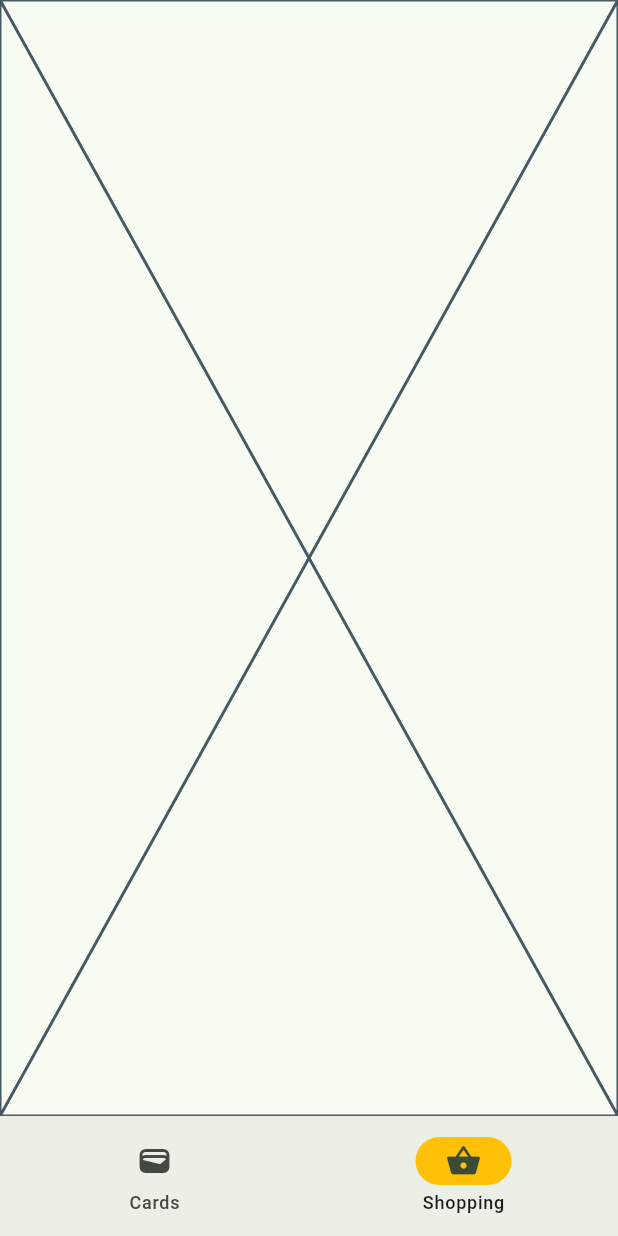
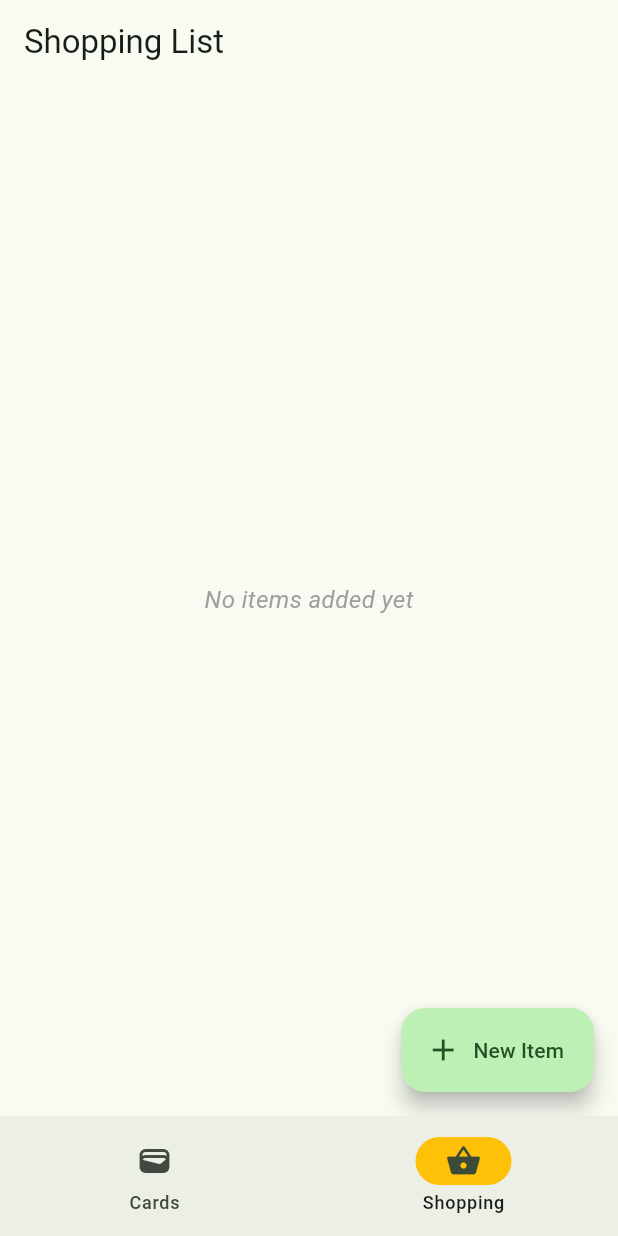
Before and after one commit to sf31/cardea, a Flutter app: the screen it shows after launch, item 2 of the bottom bar chosen, on a phone screen of 412 x 824 dp. Run offline on Flutter 3.47's test engine with Material 3 defaults, Android fonts, the phone set to English and light mode, and no system bars; our stand-ins replace barcode_widget, flutter_colorpicker, shared_preferences, sqflite; missing offline and left inert: mobile_scanner; accounts and stored records are empty.

Commit message:
feat: add shopping item management with provider and UI integration

```diff
--- /dev/null
+++ b/lib/app/pages/shopping/shopping-list-item.dart
@@ -0,0 +1,29 @@
+import 'package:cardea/data/shopping-item.entity.dart';
+import 'package:flutter/material.dart';
+
+class ShoppingListItem extends StatelessWidget {
+  final Function removeCallback;
+  final ShoppingItem item;
+
+  const ShoppingListItem({
+    super.key,
+    required this.item,
+    required this.removeCallback,
+  });
+
+  @override
+  Widget build(BuildContext context) {
+    return ListTile(
+      title: Text(item.name),
+      trailing: IconButton(
+        icon: const Icon(Icons.delete),
+        onPressed: () {
+          removeCallback(item.id);
+        },
+      ),
+      onTap: () {
+        // Implement edit functionality here
+      },
+    );
+  }
+}
--- a/lib/app/pages/shopping/shopping-list.dart
+++ b/lib/app/pages/shopping/shopping-list.dart
@@ -1,10 +1,159 @@
-import 'package:flutter/widgets.dart';
+import 'package:cardea/app/pages/shopping/shopping-list-item.dart';
+import 'package:cardea/data/shopping-item.entity.dart';
+import 'package:flutter/material.dart';
+import 'package:provider/provider.dart';
+import 'package:uuid/uuid.dart';
 
-class ShoppingList extends StatelessWidget {
+import '../../state/shopping-item.provider.dart';
+
+class ShoppingList extends StatefulWidget {
   const ShoppingList({super.key});
 
   @override
+  State<ShoppingList> createState() => _ShoppingListState();
+}
+
+class _ShoppingListState extends State<ShoppingList> {
+  bool showNewItem = false;
+  final TextEditingController _controller = TextEditingController();
+  final FocusNode _focusNode = FocusNode();
+
+  void _submit() {
+    final userInput = _controller.text;
+    if (userInput.isEmpty) return;
+    Provider.of<ShoppingItemProvider>(
+      context,
+      listen: false,
+    ).upsert(ShoppingItem(id: const Uuid().v4(), name: userInput));
+    _controller.clear();
+    setState(() {
+      showNewItem = false;
+    });
+  }
+
+  void _onNewItem() {
+    setState(() {
+      showNewItem = true;
+      _focusNode.requestFocus();
+    });
+  }
+
+  void _onSaveItem() {
+    final userInput = _controller.text;
+    if (userInput.isEmpty) return;
+
+    Provider.of<ShoppingItemProvider>(
+      context,
+      listen: false,
+    ).upsert(ShoppingItem(id: const Uuid().v4(), name: userInput));
+    _controller.clear();
+    setState(() {
+      showNewItem = false;
+    });
+  }
+
+  void _dismissNewItem() {
+    _controller.clear();
+    setState(() {
+      showNewItem = !showNewItem;
+    });
+  }
+
+  @override
+  void initState() {
+    super.initState();
+  }
+
+  @override
+  void dispose() {
+    _controller.dispose();
+    _focusNode.dispose();
+    super.dispose();
+  }
+
+  @override
   Widget build(BuildContext context) {
-    return const Placeholder();
+    return Scaffold(
+      appBar: AppBar(title: Text('Shopping List')),
+      body: Consumer<ShoppingItemProvider>(
+        builder: (context, provider, child) {
+          if (provider.itemList.isEmpty && !showNewItem) {
+            return const Center(
+              child: Text(
+                'No items added yet',
+                style: TextStyle(
+                  color: Colors.grey,
+                  fontSize: 16,
+                  fontStyle: FontStyle.italic,
+                ),
+              ),
+            );
+          }
+
+          return ListView.builder(
+            itemCount: provider.itemList.length + (showNewItem ? 1 : 0),
+            itemBuilder: (context, index) {
+              if (index < provider.itemList.length) {
+                final item = provider.itemList[index];
+                return ShoppingListItem(
+                  item: item,
+                  removeCallback: (id) {
+                    provider.removeById(id);
+                  },
+                );
+              }
+              return Padding(
+                padding: const EdgeInsets.symmetric(
+                  horizontal: 16,
+                  vertical: 8,
+                ),
+                child: TextField(
+                  focusNode: _focusNode,
+                  controller: _controller,
+                  onSubmitted: (_) => _submit(),
+                  decoration: InputDecoration(
+                    labelText: 'New Item',
+                    border: const OutlineInputBorder(),
+                    suffixIcon: IconButton(
+                      icon: const Icon(Icons.check),
+                      onPressed: _submit,
+                    ),
+                  ),
+                ),
+              );
+            },
+          );
+        },
+      ),
+      floatingActionButton: Row(
+        mainAxisAlignment: MainAxisAlignment.end,
+        children:
+            showNewItem
+                ? [
+                  Padding(
+                    padding: const EdgeInsets.only(right: 16.0),
+                    child: FloatingActionButton(
+                      onPressed: _dismissNewItem,
+                      backgroundColor: Colors.grey[200],
+                      child: const Icon(Icons.close),
+                    ),
+                  ),
+                  FloatingActionButton.extended(
+                    onPressed: _onSaveItem,
+                    label: const Text('Save'),
+                    icon: const Icon(Icons.check),
+                    // backgroundColor: showNewItem ? Colors.grey[200] : null,
+                  ),
+                ]
+                : [
+                  FloatingActionButton.extended(
+                    onPressed: _onNewItem,
+                    label: const Text('New Item'),
+                    icon: const Icon(Icons.add),
+                    // backgroundColor: showNewItem ? Colors.grey[200] : null,
+                  ),
+                ],
+      ),
+    );
   }
 }
--- /dev/null
+++ b/lib/app/state/shopping-item.provider.dart
@@ -0,0 +1,40 @@
+import 'dart:collection';
+
+import 'package:cardea/core/repositories/shopping-item.repository.dart';
+import 'package:cardea/data/shopping-item.entity.dart';
+import 'package:flutter/material.dart';
+
+class ShoppingItemProvider with ChangeNotifier {
+  final ShoppingItemRepository repository;
+  List<ShoppingItem> _itemList = [];
+
+  ShoppingItemProvider({required this.repository}) : super() {
+    loadItems();
+  }
+
+  UnmodifiableListView<ShoppingItem> get itemList =>
+      UnmodifiableListView(_itemList);
+
+  Future<void> loadItems() async {
+    _itemList = await repository.getAll();
+    notifyListeners();
+  }
+
+  void upsert(ShoppingItem item) {
+    int currentIndex = _itemList.indexWhere((c) => c.id == item.id);
+    if (currentIndex != -1) {
+      _itemList[currentIndex] = item;
+      repository.update(item);
+    } else {
+      _itemList.add(item);
+      repository.create(item);
+    }
+    notifyListeners();
+  }
+
+  void removeById(String id) {
+    _itemList.removeWhere((card) => card.id == id);
+    repository.delete(id);
+    notifyListeners();
+  }
+}
--- a/lib/core/database/database.service.dart
+++ b/lib/core/database/database.service.dart
@@ -20,7 +20,7 @@ class DatabaseService {
           'CREATE TABLE loyalty_cards(id TEXT PRIMARY KEY, name TEXT, barcode TEXT, color NUMBER, usageCount INTEGER)',
         );
         await db.execute(
-          'CREATE TABLE shopping_items (id TEXT PRIMARY KEY, productName TEXT)',
+          'CREATE TABLE shopping_items (id TEXT PRIMARY KEY, name TEXT)',
         );
       },
     );
--- a/lib/core/repositories/shopping-item.repository.dart
+++ b/lib/core/repositories/shopping-item.repository.dart
@@ -3,7 +3,7 @@ import 'package:cardea/data/shopping-item.entity.dart';
 import 'package:sqflite/sqflite.dart';
 
 class ShoppingItemRepository extends GenericRepository<ShoppingItem> {
-  ShoppingItemRepository({required Database db}) : super(db, 'shipping_items');
+  ShoppingItemRepository({required Database db}) : super(db, 'shopping_items');
 
   @override
   ShoppingItem fromMap(Map<String, dynamic> map) {
```
Also changed, not shown: lib/main.dart (+30 -5 lines).
